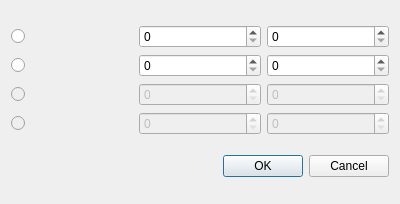
Before: the Qt Designer form endGame.ui in fabikw/Smash-UP, drawn with Qt 5.
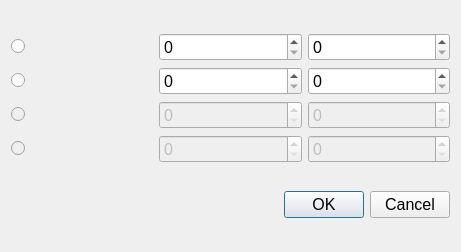
After: the same form once the commit is applied.

```diff
--- a/endGame.ui
+++ b/endGame.ui
@@ -6,18 +6,23 @@
    <rect>
     <x>0</x>
     <y>0</y>
-    <width>400</width>
-    <height>204</height>
+    <width>461</width>
+    <height>252</height>
    </rect>
   </property>
   <property name="windowTitle">
    <string>End of game</string>
   </property>
-  <layout class="QVBoxLayout" name="verticalLayout">
-   <item>
+  <layout class="QGridLayout" name="gridLayout_2">
+   <item row="0" column="0">
     <layout class="QGridLayout" name="gridLayout">
      <item row="0" column="0">
       <widget class="QRadioButton" name="player1">
+       <property name="font">
+        <font>
+         <pointsize>12</pointsize>
+        </font>
+       </property>
        <property name="text">
         <string/>
        </property>
@@ -31,6 +36,11 @@
        <property name="enabled">
         <bool>false</bool>
        </property>
+       <property name="font">
+        <font>
+         <pointsize>12</pointsize>
+        </font>
+       </property>
        <property name="text">
         <string/>
        </property>
@@ -41,6 +51,11 @@
      </item>
      <item row="1" column="0">
       <widget class="QRadioButton" name="player2">
+       <property name="font">
+        <font>
+         <pointsize>12</pointsize>
+        </font>
+       </property>
        <property name="text">
         <string/>
        </property>
@@ -50,30 +65,57 @@
       </widget>
      </item>
      <item row="1" column="2">
-      <widget class="QSpinBox" name="modScore2"/>
+      <widget class="QSpinBox" name="modScore2">
+       <property name="font">
+        <font>
+         <pointsize>12</pointsize>
+        </font>
+       </property>
+      </widget>
      </item>
      <item row="2" column="2">
       <widget class="QSpinBox" name="modScore3">
        <property name="enabled">
         <bool>false</bool>
        </property>
+       <property name="font">
+        <font>
+         <pointsize>12</pointsize>
+        </font>
+       </property>
       </widget>
      </item>
      <item row="0" column="1">
       <widget class="QSpinBox" name="score1">
+       <property name="font">
+        <font>
+         <pointsize>12</pointsize>
+        </font>
+       </property>
        <property name="value">
         <number>0</number>
        </property>
       </widget>
      </item>
      <item row="1" column="1">
-      <widget class="QSpinBox" name="score2"/>
+      <widget class="QSpinBox" name="score2">
+       <property name="font">
+        <font>
+         <pointsize>12</pointsize>
+        </font>
+       </property>
+      </widget>
      </item>
      <item row="2" column="1">
       <widget class="QSpinBox" name="score3">
        <property name="enabled">
         <bool>false</bool>
        </property>
+       <property name="font">
+        <font>
+         <pointsize>12</pointsize>
+        </font>
+       </property>
       </widget>
      </item>
      <item row="3" column="2">
@@ -81,6 +123,11 @@
        <property name="enabled">
         <bool>false</bool>
        </property>
+       <property name="font">
+        <font>
+         <pointsize>12</pointsize>
+        </font>
+       </property>
       </widget>
      </item>
      <item row="3" column="1">
@@ -88,16 +135,32 @@
        <property name="enabled">
         <bool>false</bool>
        </property>
+       <property name="font">
+        <font>
+         <pointsize>12</pointsize>
+        </font>
+       </property>
       </widget>
      </item>
      <item row="0" column="2">
-      <widget class="QSpinBox" name="modScore1"/>
+      <widget class="QSpinBox" name="modScore1">
+       <property name="font">
+        <font>
+         <pointsize>12</pointsize>
+        </font>
+       </property>
+      </widget>
      </item>
      <item row="3" column="0">
       <widget class="QRadioButton" name="player4">
        <property name="enabled">
         <bool>false</bool>
        </property>
+       <property name="font">
+        <font>
+         <pointsize>12</pointsize>
+        </font>
+       </property>
        <property name="text">
         <string/>
        </property>
@@ -108,8 +171,13 @@
      </item>
     </layout>
    </item>
-   <item>
+   <item row="1" column="0">
     <widget class="QDialogButtonBox" name="buttonBox">
+     <property name="font">
+      <font>
+       <pointsize>12</pointsize>
+      </font>
+     </property>
      <property name="orientation">
       <enum>Qt::Horizontal</enum>
      </property>
```
